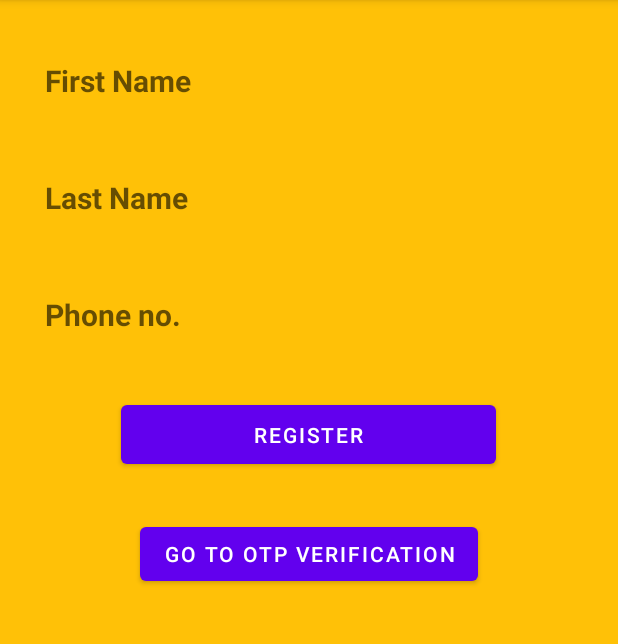
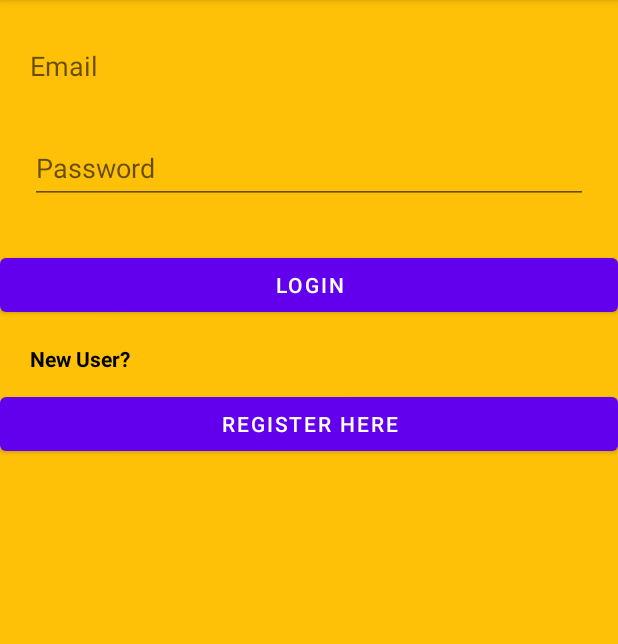
Before and after one commit to ShubhamKumar-2000/OTP_Practice, an Android app: the screen it shows after launch (NewMainActivity before the commit, LoginActivity after it), on a phone screen of 412 x 824 dp, the part 84-728 px from its top. Run offline under Robolectric (Android 15) with nearby library versions, the phone set to English and light mode, and no system bars; our stand-ins replace Firebase (no records; nobody signed in at launch, a user with empty details on screens opened directly).

Commit message:
linked authentication and Firestore implemented login and registration

```diff
--- /dev/null
+++ b/app/src/main/java/com/example/otpverificationpractice/LoginActivity.java
@@ -0,0 +1,92 @@
+package com.example.otpverificationpractice;
+
+import androidx.annotation.NonNull;
+import androidx.appcompat.app.AppCompatActivity;
+
+import android.content.Intent;
+import android.os.Bundle;
+import android.util.Log;
+import android.view.View;
+import android.widget.Button;
+import android.widget.EditText;
+import android.widget.Toast;
+
+import com.google.android.gms.tasks.OnCompleteListener;
+import com.google.android.gms.tasks.Task;
+import com.google.firebase.auth.AuthResult;
+import com.google.firebase.auth.FirebaseAuth;
+import com.google.firebase.auth.FirebaseUser;
+/*Starting Activity Login*/
+public class LoginActivity extends AppCompatActivity {
+
+    EditText mEmail, mPassword;
+    Button mLogin, mRegistration;
+    FirebaseAuth mAuth;
+    FirebaseAuth.AuthStateListener firebaseAuthListener;
+
+    @Override
+    protected void onCreate(Bundle savedInstanceState) {
+        super.onCreate(savedInstanceState);
+        setContentView(R.layout.activity_login);
+
+        mEmail = findViewById(R.id.email);
+        mPassword = findViewById(R.id.password);
+        mLogin = findViewById(R.id.login);
+        mRegistration = findViewById(R.id.registration);
+        mAuth = FirebaseAuth.getInstance();
+
+        /*Login code*/
+        mLogin.setOnClickListener(new View.OnClickListener() {
+            @Override
+            public void onClick(View v) {
+                final String email = mEmail.getText().toString();
+                final String password = mPassword.getText().toString();
+                mAuth.signInWithEmailAndPassword(email, password).addOnCompleteListener(LoginActivity.this, new OnCompleteListener<AuthResult>() {
+                    @Override
+                    public void onComplete(@NonNull Task<AuthResult> task) {
+                        if (task.isSuccessful()) {
+                            // Sign in success, update UI with the signed-in user's information
+                            Log.d("TAG", "signInWithEmail:success");
+                            FirebaseUser user = mAuth.getCurrentUser();
+//                            updateUI(user);
+                            Intent i = new Intent(LoginActivity.this, DemoActivity.class);
+                            startActivity(i);
+
+                        }
+                        else{
+                            Toast.makeText(LoginActivity.this, "Sign in error", Toast.LENGTH_SHORT).show();
+                        }
+                    }
+                });
+            }
+        });
+
+        //new user code user will be directed to registration activity where he have to register
+        mRegistration.setOnClickListener(new View.OnClickListener() {
+            @Override
+            public void onClick(View v) {
+                Intent intent = new Intent(LoginActivity.this, RegistrationActivity.class);
+                startActivity(intent);
+            }
+        });
+    }
+
+    //When initializing your Activity, check to see if the user is currently signed in
+    @Override
+    protected void onStart() {
+        super.onStart();
+//        Check if user is signed in (non-null) and update UI accordingly.
+        FirebaseUser currentUser = mAuth.getCurrentUser();
+        if(currentUser != null){
+//            reload();
+        }
+//        mAuth.addAuthStateListener(firebaseAuthListener);
+    }
+
+    //this code will execute when we Leave this activity and at that time we are removing this firebaseAuth litener
+    @Override
+    protected void onStop() {
+        super.onStop();
+        mAuth.removeAuthStateListener(firebaseAuthListener);
+    }
+}
--- a/app/src/main/java/com/example/otpverificationpractice/MainActivity.java
+++ b/app/src/main/java/com/example/otpverificationpractice/MainActivity.java
@@ -16,7 +16,7 @@ import com.google.firebase.auth.PhoneAuthCredential;
 import com.google.firebase.auth.PhoneAuthProvider;
 
 import java.util.concurrent.TimeUnit;
-
+/*OTP first part*/
 public class MainActivity extends AppCompatActivity {
     EditText enterNumber;
     Button getOtpBtn;
--- /dev/null
+++ b/app/src/main/res/layout/activity_login.xml
@@ -0,0 +1,67 @@
+<?xml version="1.0" encoding="utf-8"?>
+<ScrollView xmlns:android="http://schemas.android.com/apk/res/android"
+    xmlns:app="http://schemas.android.com/apk/res-auto"
+    xmlns:tools="http://schemas.android.com/tools"
+    android:layout_width="match_parent"
+    android:layout_height="match_parent"
+    tools:context=".LoginActivity"
+    android:background="@color/colorPrimary" >
+
+    <LinearLayout
+        android:layout_width="match_parent"
+        android:layout_height="match_parent"
+        android:orientation="vertical" >
+
+        <EditText
+            android:id="@+id/email"
+            android:layout_width="match_parent"
+            android:layout_height="48dp"
+            android:layout_margin="20dp"
+            android:background="@null"
+            android:hint="Email" />
+
+        <EditText
+            android:id="@+id/password"
+            android:layout_width="match_parent"
+            android:layout_marginStart="20dp"
+            android:layout_marginEnd="20dp"
+            android:layout_marginBottom="30dp"
+            android:layout_height="48dp"
+            android:hint="Password"
+            />
+
+        <Button
+            android:id="@+id/login"
+            android:layout_width="match_parent"
+            android:layout_height="wrap_content"
+            android:text="Login"
+            />
+<LinearLayout
+    android:layout_width="match_parent"
+    android:layout_height="wrap_content"
+    android:orientation="horizontal"
+    >
+    <TextView
+        android:layout_width="wrap_content"
+        android:layout_height="wrap_content"
+        android:text="New User?"
+        android:textStyle="bold"
+        android:textColor="@color/colorTextFirst"
+        android:layout_marginTop="15dp"
+        android:layout_marginBottom="10dp"
+        android:layout_marginStart="20dp"
+        android:layout_marginEnd="20dp"/>
+
+</LinearLayout>
+
+        <Button
+            android:id="@+id/registration"
+            android:layout_width="match_parent"
+            android:layout_height="wrap_content"
+            android:text="Register Here"
+            />
+
+
+    </LinearLayout>
+
+</ScrollView>
```
Also changed, not shown: app/src/main/AndroidManifest.xml (+21 -4 lines), app/src/main/java/com/example/otpverificationpractice/DemoActivity.java (added, +14 -0 lines), app/src/main/java/com/example/otpverificationpractice/NewMainActivity.java (+47 -17 lines), app/src/main/java/com/example/otpverificationpractice/ReadActivity.java (added, +16 -0 lines), app/src/main/java/com/example/otpverificationpractice/RegistrationActivity.java (added, +62 -0 lines), app/src/main/java/com/example/otpverificationpractice/VerificationActivity.java (+4 -3 lines), app/src/main/res/layout/activity_demo.xml (added, +17 -0 lines), app/src/main/res/layout/activity_new_main.xml (+20 -6 lines), app/src/main/res/layout/activity_read.xml (added, +8 -0 lines), app/src/main/res/layout/activity_registration.xml (added, +46 -0 lines).
